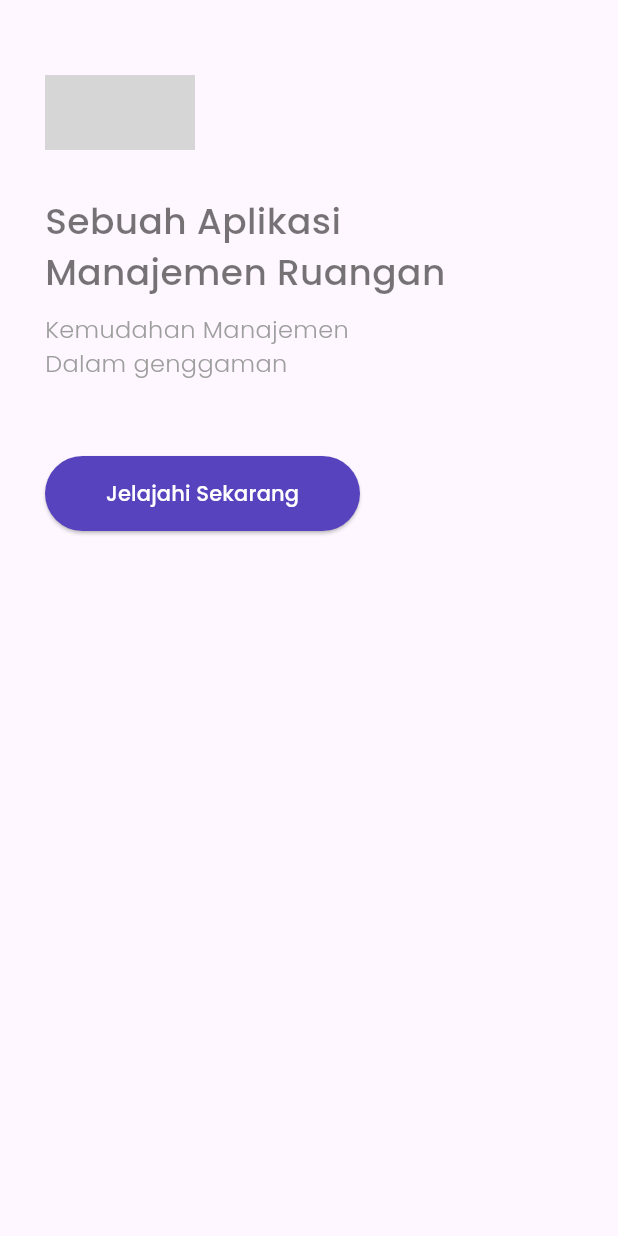
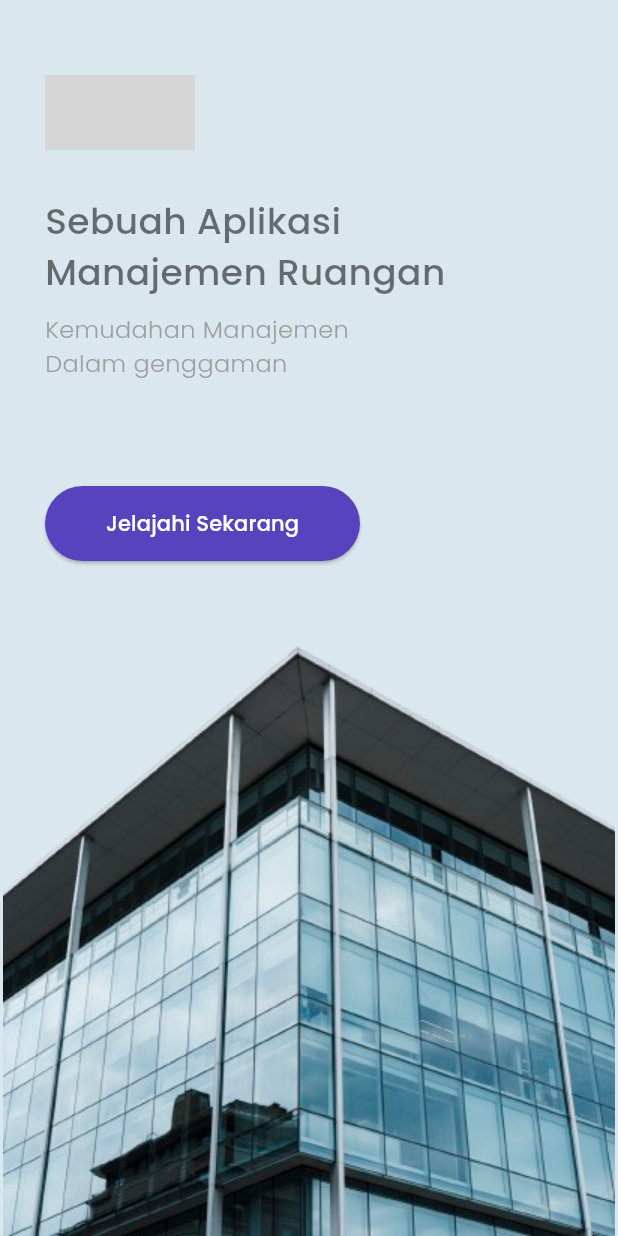
Before and after one commit to alvianfazlur/houseapp, a Flutter app: the screen it shows after launch, on a phone screen of 412 x 824 dp. Run offline on Flutter 3.47's test engine with Material 3 defaults, Android fonts, the phone set to English and light mode, and no system bars; our stand-ins replace get, google_fonts; grey boxes are pictures that could not be loaded.

Commit message:
Splash Screen

```diff
--- a/lib/splash/splash_screen.dart
+++ b/lib/splash/splash_screen.dart
@@ -1,4 +1,7 @@
 import 'package:flutter/material.dart';
+import 'package:get/get_core/src/get_main.dart';
+import 'package:get/get_navigation/get_navigation.dart';
+import 'package:houseapp/home/home_screen.dart';
 import 'package:houseapp/theme.dart';
 
 class SplashScreen extends StatelessWidget {
@@ -7,8 +10,16 @@ class SplashScreen extends StatelessWidget {
   @override
   Widget build(BuildContext context) {
     return Scaffold(
+      backgroundColor: const Color(0xffdae7ee),
         body: SafeArea(
-            child: Padding(
+          bottom: false,
+            child: Stack(
+              children: [
+                Align(
+                  alignment: Alignment.bottomCenter,
+                    child: Image.asset("assets/images/gedung.png")
+                ),
+                Padding(
                   padding: const EdgeInsets.only(
                     top: 50,
                     left: 30
@@ -40,14 +51,14 @@ class SplashScreen extends StatelessWidget {
                       style: greyTextStyle.copyWith(fontSize: 16),
                       ),
                       SizedBox(
-                    height: 50,
+                        height: 70,
                       ),
                       Container(
                         height: 50,
                         width: 210,
                         child: ElevatedButton(
                             onPressed: (){
-
+                              Get.toNamed(HomeScreen.routeName);
                             },
                             style: ButtonStyle(
                               backgroundColor: MaterialStateProperty.all<Color>(purpleColor),
@@ -59,6 +70,8 @@ class SplashScreen extends StatelessWidget {
                       )
                     ],
                   ),
+                ),
+              ],
             )
         )
     );
--- a/lib/theme.dart
+++ b/lib/theme.dart
@@ -18,3 +18,6 @@ TextStyle greyTextStyle = GoogleFonts.poppins(
 TextStyle whiteTextStyle = GoogleFonts.poppins(
   color: Colors.white
 );
+TextStyle regularTextStyle = GoogleFonts.poppins(
+  color: Colors.black
+);
```
Also changed, not shown: lib/detail/user.dart (added, +13 -0 lines), lib/home/favorite_card.dart (added, +44 -0 lines), lib/home/home_screen.dart (added, +41 -0 lines), lib/pages/app_pages.dart (+17 -0 lines), assets/images/gedung.png (added). Lines whose indentation alone changed are shown as unchanged.
